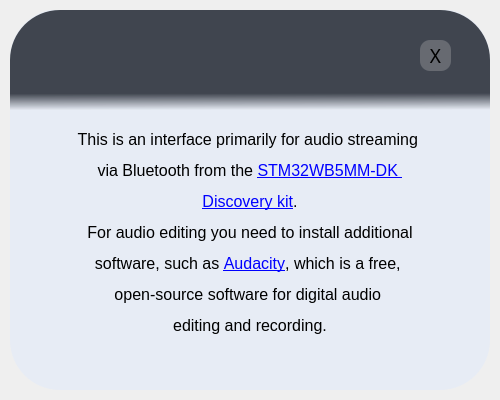
Qt form BlueSTSDK_Python/blue_st_examples/ui_files/info_popup.ui (jelence1/zavrsni-rad) before a commit.
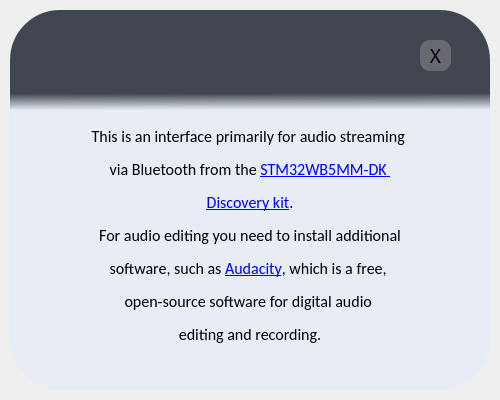
The same form after that commit.

```diff
--- a/BlueSTSDK_Python/blue_st_examples/ui_files/info_popup.ui
+++ b/BlueSTSDK_Python/blue_st_examples/ui_files/info_popup.ui
@@ -48,7 +48,7 @@
     </property>
     <property name="font">
      <font>
-      <family>Arial</family>
+      <family>Calibri</family>
       <pointsize>12</pointsize>
      </font>
     </property>
```
